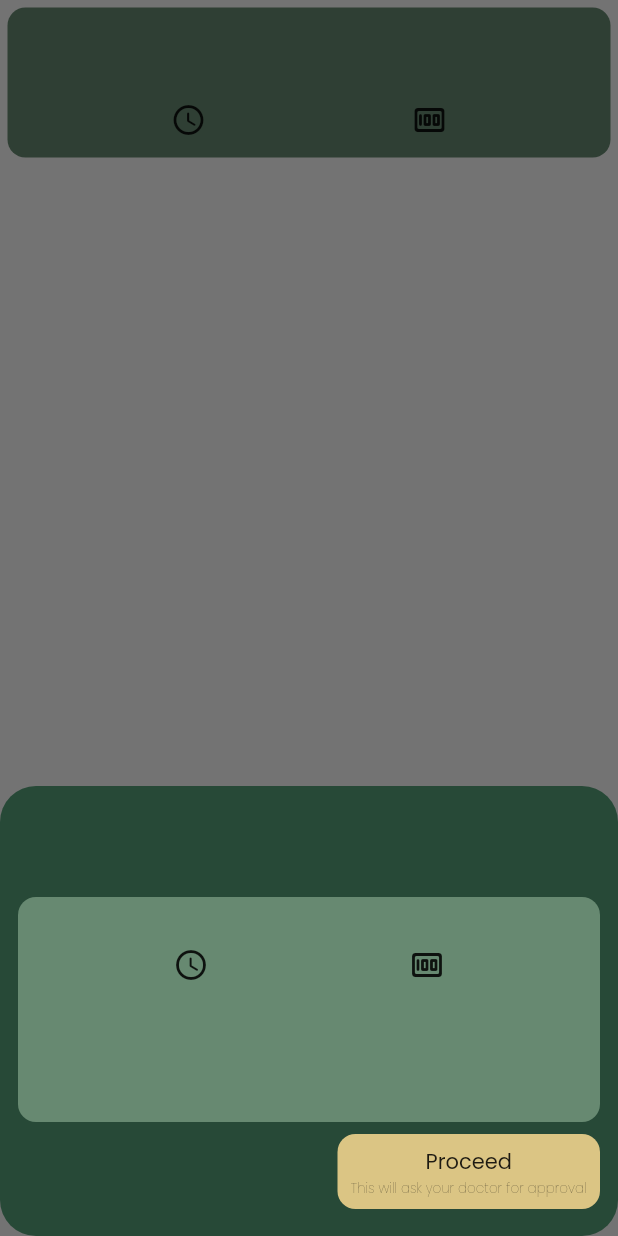
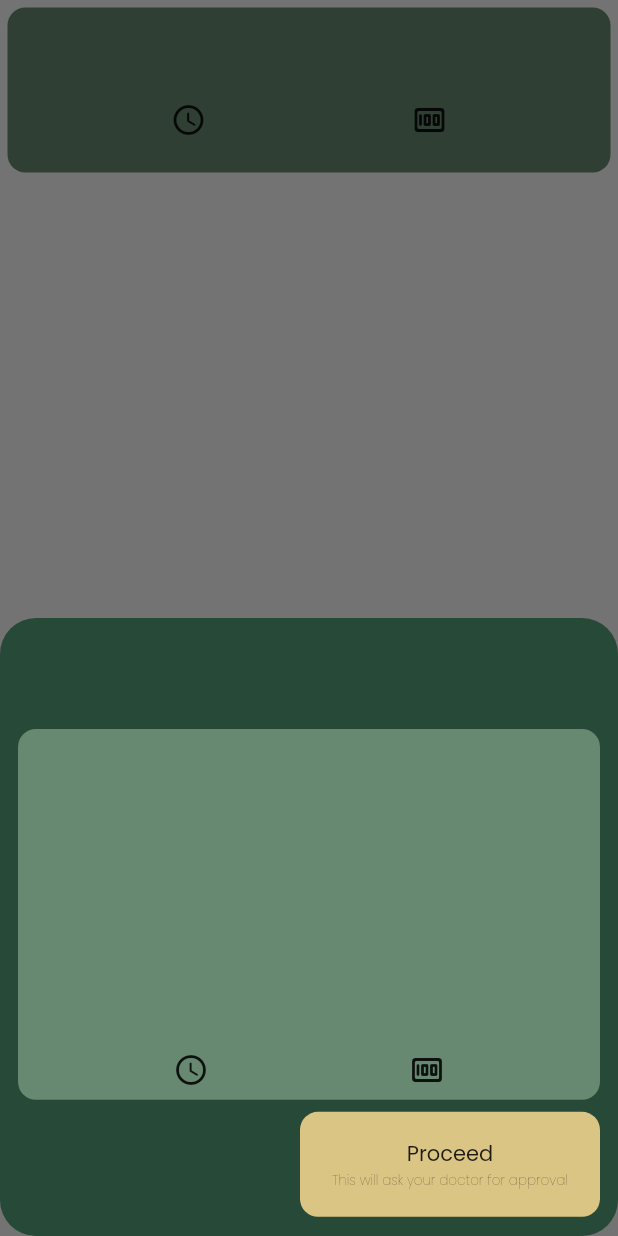
Before and after one commit to aakashpothepalli/Team_EDITH, a Flutter app: the PackageCard widget shown alone on an empty page, opened directly with empty values, after a tap on the "access time" icon, on a phone screen of 412 x 824 dp. Run offline on Flutter 3.47's test engine with Material 2 defaults, Android fonts, the light colour scheme and no system bars; our stand-ins replace dio, get_it, google_fonts; network calls fail.

Commit message:
Completes patient mobile app

```diff
--- a/swasth/lib/main.dart
+++ b/swasth/lib/main.dart
@@ -25,8 +25,7 @@ class MyApp extends StatelessWidget {
       // home: Playground(),
       theme: ThemeData(
           textTheme: GoogleFonts.poppinsTextTheme(),
-          primaryColor: Palette.lightergreen //TODO: CHOSE FONT
-          ),
+          primaryColor: Palette.lightergreen),
       onGenerateRoute: RouterWidget.generateRoute,
     );
   }
--- a/swasth/lib/modules/components/packagecard.dart
+++ b/swasth/lib/modules/components/packagecard.dart
@@ -20,6 +20,7 @@ class _PackageCardState extends State<PackageCard> {
   bool isLoading = false;
 
   void showDetails(BuildContext context) {
+    double height = MediaQuery.of(context).size.height;
     showModalBottomSheet(
         backgroundColor: Colors.transparent,
         context: context,
@@ -29,7 +30,7 @@ class _PackageCardState extends State<PackageCard> {
             decoration: BoxDecoration(
                 borderRadius: BorderRadius.circular(24.0),
                 color: Palette.darkgreen),
-            height: 300,
+            height: height * 0.5,
             child: SingleChildScrollView(
               child: Column(
                 mainAxisAlignment: MainAxisAlignment.spaceEvenly,
@@ -47,7 +48,7 @@ class _PackageCardState extends State<PackageCard> {
                     height: 8,
                   ),
                   Container(
-                    height: 150,
+                    height: height * 0.3,
                     width: double.infinity,
                     padding: EdgeInsets.all(8),
                     decoration: BoxDecoration(
@@ -55,11 +56,9 @@ class _PackageCardState extends State<PackageCard> {
                         color: Palette.lightergreen),
                     child: Column(
                       crossAxisAlignment: CrossAxisAlignment.start,
+                      mainAxisAlignment: MainAxisAlignment.spaceBetween,
                       children: [
                         Text(widget.package.description),
-                        SizedBox(
-                          height: 4,
-                        ),
                         Row(
                           mainAxisAlignment: MainAxisAlignment.spaceEvenly,
                           children: [
@@ -90,17 +89,18 @@ class _PackageCardState extends State<PackageCard> {
                         try {
                           response = await ServiceLocator<Api>()
                               .POST(Api.sendBooking, {
-                            "patientId": '12106',
+                            "patientId": '29239',
                             "packageId": widget.package.packageId,
                           });
                           print(response.statusCode);
                           if (response.statusCode == 200) {
+                            print(response);
                             showDialog(
                                 context: context,
                                 builder: (BuildContext context) {
                                   return Dialog(
                                     child: Container(
-                                      height: 200,
+                                      height: 250,
                                       padding: const EdgeInsets.all(8.0),
                                       child: Column(
                                         crossAxisAlignment:
@@ -137,8 +137,8 @@ class _PackageCardState extends State<PackageCard> {
                         decoration: BoxDecoration(
                             borderRadius: BorderRadius.circular(12.0),
                             color: Palette.yellow),
-                        height: 50,
-                        width: 175,
+                        height: 70,
+                        width: 200,
                         child: isLoading
                             ? CircularProgressIndicator()
                             : Column(
@@ -171,7 +171,7 @@ class _PackageCardState extends State<PackageCard> {
       child: Container(
         margin: const EdgeInsets.all(5.0),
         padding: EdgeInsets.all(10),
-        height: 100,
+        height: 110,
         decoration: BoxDecoration(
             borderRadius: BorderRadius.circular(12.0),
             color: Palette.lightergreen),
--- a/swasth/lib/services/api.dart
+++ b/swasth/lib/services/api.dart
@@ -21,10 +21,10 @@ class Api {
 
   // Getters for API end-points
   static String get getShopList =>
-      'https://team-edith.glitch.me/customer/listPackages?patientId=12106';
+      'https://team-edith.glitch.me/customer/listPackages?patientId=29239';
   static String get sendBooking => 'https://team-edith.glitch.me/customer/book';
   static String get getHistory =>
-      'https://team-edith.glitch.me/doctor/patientDetails?patientId=12106';
+      'https://team-edith.glitch.me/doctor/patientDetails?patientId=29239';
   Api() {
     options = BaseOptions(
       baseUrl: baseUrl,
```
Also changed, not shown: swasth/lib/modules/components/historycard.dart (+5 -5 lines), swasth/lib/modules/components/spinner.dart (+15 -14 lines), swasth/lib/modules/screens/shop.dart (+5 -11 lines), swasth/lib/modules/screens/yourpackages.dart (+10 -6 lines), 1 other file.
